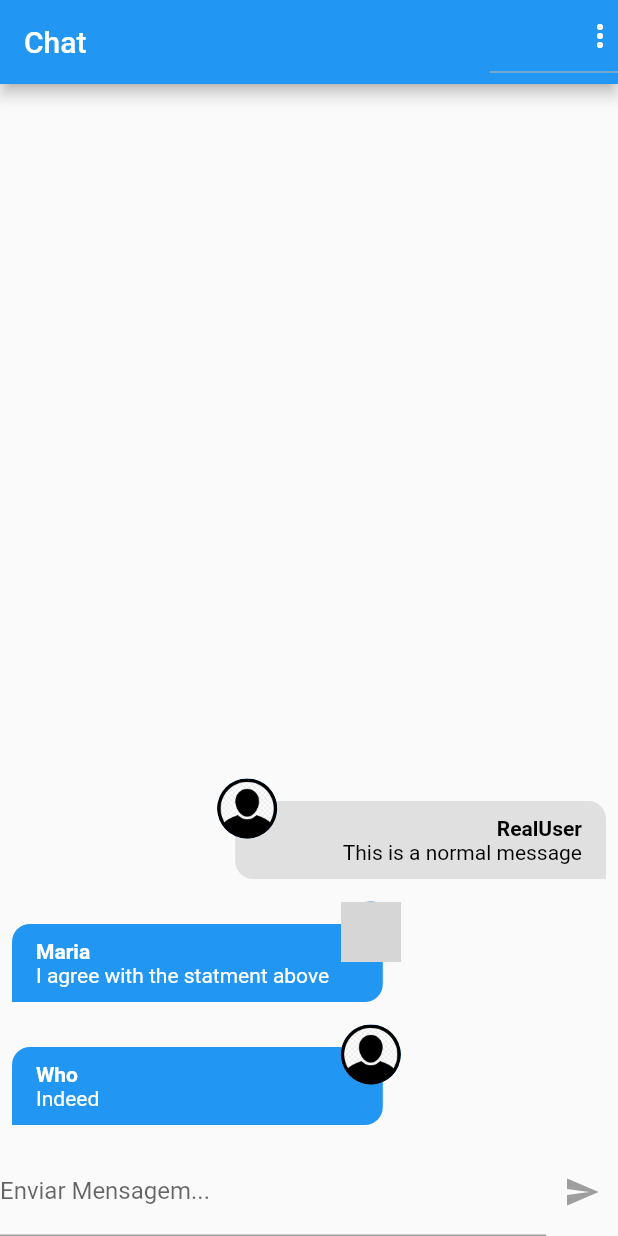
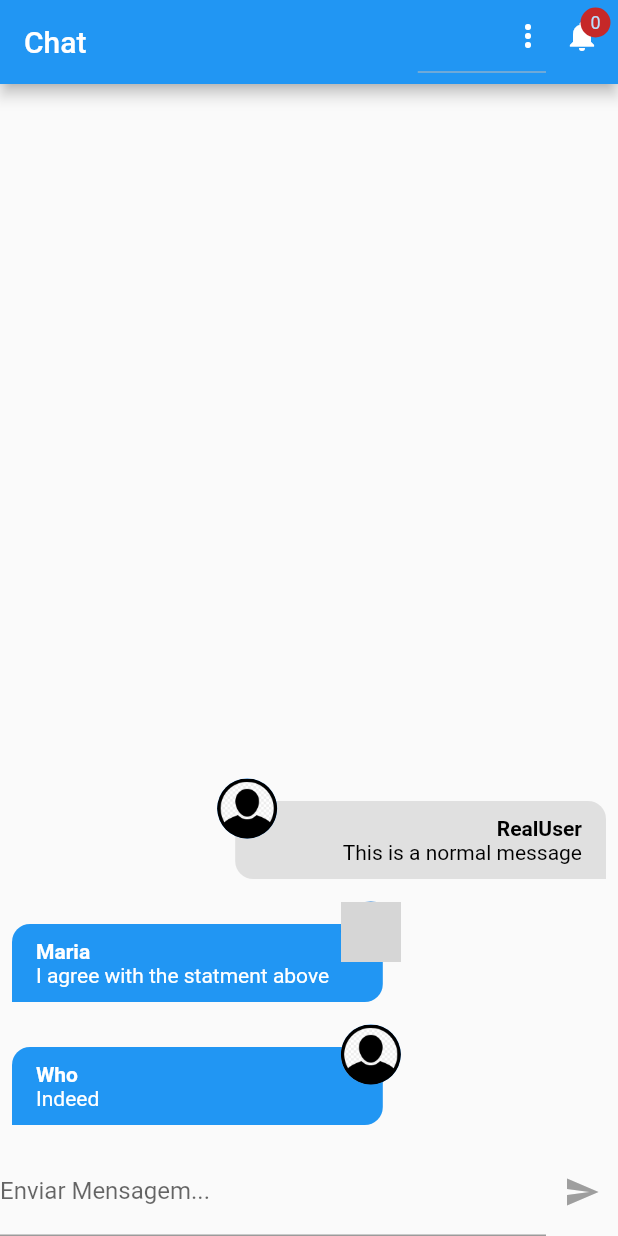
Before and after one commit to AizaYosuke/Chat, a Flutter app: the screen it shows after launch, on a phone screen of 412 x 824 dp. Run offline on Flutter 3.47's test engine with Material 2 defaults, Android fonts, the phone set to English and light mode, and no system bars; our stand-ins replace image_picker; accounts and stored records are empty; network calls fail; grey boxes are pictures that could not be loaded.

Commit message:
feat: adds a notification_page and a 'unread messages' icon on chat_page

```diff
--- a/lib/components/messages.dart
+++ b/lib/components/messages.dart
@@ -15,11 +15,11 @@ class Messages extends StatelessWidget {
       stream: ChatService().messageStream(),
       builder: (ctx, snapshot) {
         if (snapshot.connectionState == ConnectionState.waiting) {
-          return Center(
+          return const Center(
             child: CircularProgressIndicator(),
           );
         } else if (!snapshot.hasData || snapshot.data!.isEmpty) {
-          return Center(
+          return const Center(
             child: Text('Sem Dados. Vamos conversar?'),
           );
         } else {
--- a/lib/core/services/notification/chat_notification_service.dart
+++ b/lib/core/services/notification/chat_notification_service.dart
@@ -2,9 +2,10 @@ import 'package:chat/core/models/chat_notification.dart';
 import 'package:flutter/material.dart';
 
 class ChatNotificationService with ChangeNotifier {
-  List<ChatNotification> _items = [];
+  final List<ChatNotification> _items = [];
 
   List<ChatNotification> get items => [..._items];
+  int get itemCount => _items.length;
 
   void add(ChatNotification notification) {
     _items.add(notification);
--- a/lib/main.dart
+++ b/lib/main.dart
@@ -24,7 +24,7 @@ class MyApp extends StatelessWidget {
         theme: ThemeData(
           primarySwatch: Colors.blue,
         ),
-        home: AuthOrAppPage(),
+        home: const AuthOrAppPage(),
       ),
     );
   }
--- a/lib/pages/auth_page.dart
+++ b/lib/pages/auth_page.dart
@@ -4,7 +4,7 @@ import 'package:chat/core/services/auth/auth_service.dart';
 import 'package:flutter/material.dart';
 
 class AuthPage extends StatefulWidget {
-  AuthPage({super.key});
+  const AuthPage({super.key});
 
   @override
   State<AuthPage> createState() => _AuthPageState();
--- a/lib/pages/chat_page.dart
+++ b/lib/pages/chat_page.dart
@@ -1,7 +1,10 @@
 import 'package:chat/components/messages.dart';
 import 'package:chat/components/new_message.dart';
 import 'package:chat/core/services/auth/auth_service.dart';
+import 'package:chat/core/services/notification/chat_notification_service.dart';
+import 'package:chat/pages/notification_page.dart';
 import 'package:flutter/material.dart';
+import 'package:provider/provider.dart';
 
 class ChatPage extends StatelessWidget {
   const ChatPage({super.key});
@@ -10,7 +13,7 @@ class ChatPage extends StatelessWidget {
   Widget build(BuildContext context) {
     return Scaffold(
       appBar: AppBar(
-        title: Text('Chat'),
+        title: const Text('Chat'),
         actions: [
           DropdownButton(
             icon: Icon(
@@ -22,7 +25,7 @@ class ChatPage extends StatelessWidget {
                 value: 'logout',
                 child: Container(
                   child: Row(
-                    children: [
+                    children: const [
                       Icon(
                         Icons.logout,
                         color: Colors.black87,
@@ -42,11 +45,43 @@ class ChatPage extends StatelessWidget {
               }
             },
           ),
+          Stack(
+            children: [
+              IconButton(
+                onPressed: () {
+                  Navigator.of(context).push(
+                    MaterialPageRoute(
+                      builder: (ctx) {
+                        return const NotificationPage();
+                      },
+                    ),
+                  );
+                },
+                icon: const Icon(Icons.notifications),
+              ),
+              Positioned(
+                top: 5,
+                right: 5,
+                child: CircleAvatar(
+                  maxRadius: 10,
+                  backgroundColor: Colors.red.shade800,
+                  child: Text(
+                    Provider.of<ChatNotificationService>(context)
+                        .itemCount
+                        .toString(),
+                    style: const TextStyle(
+                      fontSize: 12,
+                    ),
+                  ),
+                ),
+              ),
+            ],
+          ),
         ],
       ),
       body: SafeArea(
         child: Column(
-          children: [
+          children: const [
             Expanded(
               child: Messages(),
             ),
```
Also changed, not shown: lib/pages/notification_page.dart (added, +28 -0 lines).
